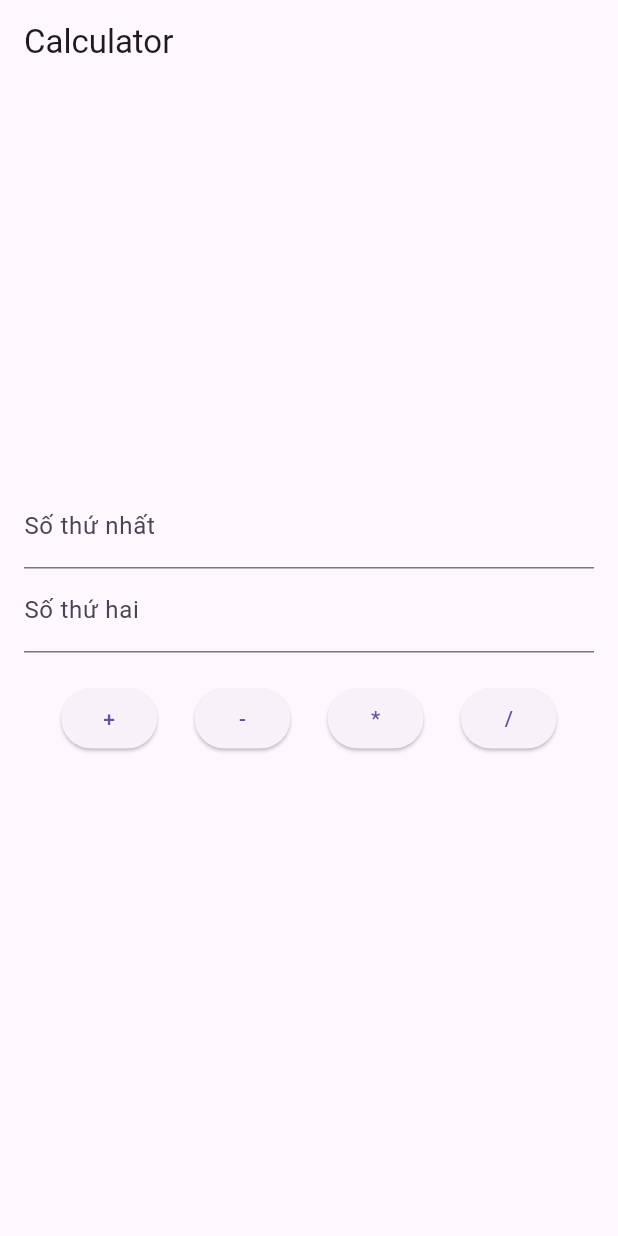
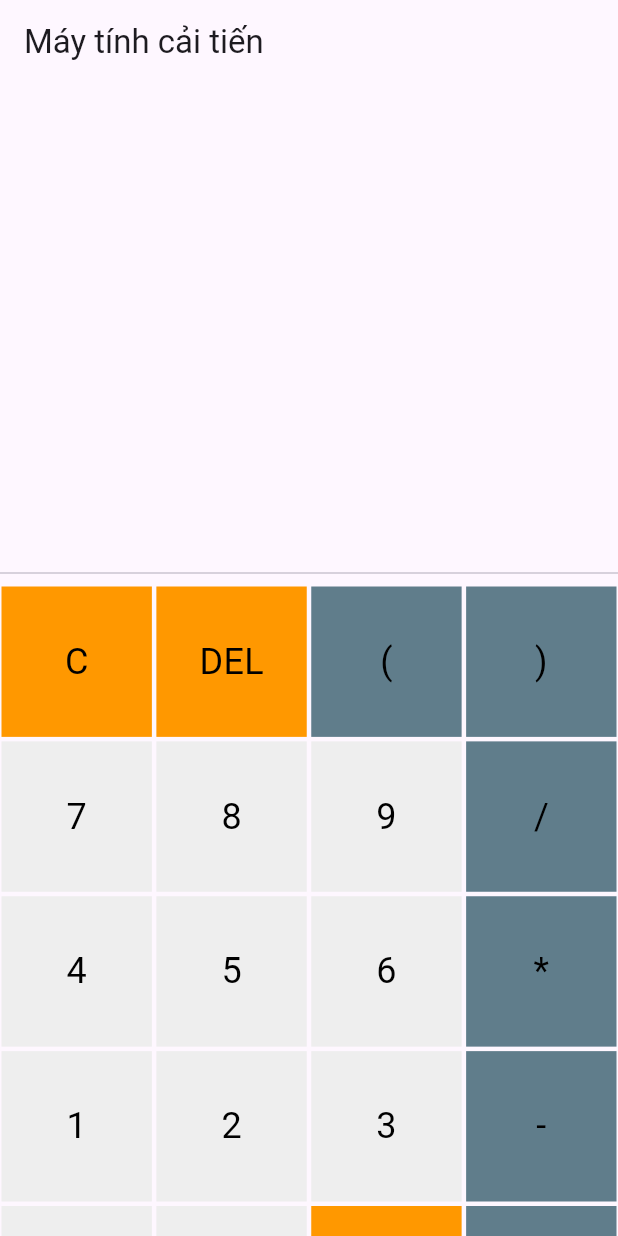
Before and after one commit to sang12022004/BaseCalcutorApp, a Flutter app: the screen it shows after launch, on a phone screen of 412 x 824 dp. Run offline on Flutter 3.47's test engine with Material 3 defaults, Android fonts, the phone set to English and light mode, and no system bars; our stand-ins replace math_expressions.

Commit message:
Cải tiến App

```diff
--- a/lib/main.dart
+++ b/lib/main.dart
@@ -1,64 +1,93 @@
 import 'package:flutter/material.dart';
+import 'package:math_expressions/math_expressions.dart';
 
 void main() {
-  runApp(const CalculatorApp());
+  runApp(MyCalculatorApp());
 }
 
-class CalculatorApp extends StatelessWidget {
-  const CalculatorApp({Key? key}) : super(key: key);
-
+class MyCalculatorApp extends StatelessWidget {
   @override
   Widget build(BuildContext context) {
     return MaterialApp(
-      home: Calculator(),
+      title: 'Máy tính cải tiến',
+      theme: ThemeData(
+        primarySwatch: Colors.blue,
+      ),
+      home: CalculatorPage(),
     );
   }
 }
 
-class Calculator extends StatefulWidget {
+class CalculatorPage extends StatefulWidget {
   @override
-  _CalculatorState createState() => _CalculatorState();
+  _CalculatorPageState createState() => _CalculatorPageState();
 }
 
-class _CalculatorState extends State<Calculator> {
-  final _formKey = GlobalKey<FormState>();
-
-  TextEditingController so1Controller = TextEditingController();
-  TextEditingController so2Controller = TextEditingController();
-
+class _CalculatorPageState extends State<CalculatorPage> {
+  String expression = '';
   String result = '';
 
-  void calculate(String operation) {
-    if (_formKey.currentState!.validate()) {
-      double num1 = double.tryParse(so1Controller.text) ?? 0;
-      double num2 = double.tryParse(so2Controller.text) ?? 0;
-      double? res;
+  final List<String> buttons = [
+    'C',
+    'DEL',
+    '(',
+    ')',
+    '7',
+    '8',
+    '9',
+    '/',
+    '4',
+    '5',
+    '6',
+    '*',
+    '1',
+    '2',
+    '3',
+    '-',
+    '0',
+    '.',
+    '=',
+    '+',
+  ];
 
-      switch (operation) {
-        case '+':
-          res = num1 + num2;
-          break;
-        case '-':
-          res = num1 - num2;
-          break;
-        case '*':
-          res = num1 * num2;
-          break;
-        case '/':
-          if (num2 != 0) {
-            res = num1 / num2;
+  void buttonPressed(String buttonText) {
+    setState(() {
+      if (buttonText == "C") {
+        expression = '';
+        result = '';
+      } else if (buttonText == "DEL") {
+        expression = expression.isNotEmpty
+            ? expression.substring(0, expression.length - 1)
+            : '';
+      } else if (buttonText == "=") {
+        try {
+          Parser p = Parser();
+          Expression exp = p.parse(expression);
+          ContextModel cm = ContextModel();
+          double eval = exp.evaluate(EvaluationType.REAL, cm);
+
+          result = eval.toString();
+        } catch (e) {
+          result = "Lỗi";
+        }
       } else {
-            result = 'Không thể chia cho 0';
-            res = null;
+        expression += buttonText;
       }
-          break;
+    });
   }
 
-      setState(() {
-        if (res != null) {
-          result = 'Kết quả: $res';
-        }
-      });
+  Color getColor(String text) {
+    if (text == '=' || text == 'C' || text == 'DEL') {
+      return Colors.orange;
+    } else if (text == '+' ||
+        text == '-' ||
+        text == '*' ||
+        text == '/' ||
+        text == '(' ||
+        text == ')') {
+      return Colors.blueGrey;
+    } else {
+      return Colors.grey[200]!;
     }
   }
 
@@ -66,57 +95,79 @@ class _CalculatorState extends State<Calculator> {
   Widget build(BuildContext context) {
     return Scaffold(
       appBar: AppBar(
-        title: Text('Calculator'),
+        title: Text('Máy tính cải tiến'),
       ),
-      body: Padding(
-        padding: const EdgeInsets.all(16.0),
-        child: Form(
-          key: _formKey,
-          child: Column(
-            mainAxisAlignment: MainAxisAlignment.center,
-            children: [
-              TextFormField(
-                controller: so1Controller,
-                keyboardType: TextInputType.number,
-                decoration: InputDecoration(
-                  labelText: 'Số thứ nhất',
+      body: Column(
+        children: <Widget>[
+          Expanded(
+            child: Container(
+              padding: EdgeInsets.all(16),
+              alignment: Alignment.bottomRight,
+              child: Text(
+                expression,
+                style: TextStyle(fontSize: 32),
               ),
-                validator: (value) {
-                  if (value == null || value.isEmpty) {
-                    return 'Vui lòng nhập số thứ nhất';
-                  }
-                  return null;
+            ),
+          ),
+          Container(
+            padding: EdgeInsets.all(16),
+            alignment: Alignment.bottomRight,
+            child: Text(
+              result,
+              style: TextStyle(fontSize: 48, fontWeight: FontWeight.bold),
+            ),
+          ),
+          Divider(),
+          Expanded(
+            flex: 2,
+            child: Container(
+              child: GridView.builder(
+                itemCount: buttons.length,
+                gridDelegate: SliverGridDelegateWithFixedCrossAxisCount(
+                  crossAxisCount: 4, // Số cột
+                  mainAxisSpacing: 1,
+                  crossAxisSpacing: 1,
+                ),
+                itemBuilder: (BuildContext context, int index) {
+                  return CalculatorButton(
+                    text: buttons[index],
+                    callback: buttonPressed,
+                    color: getColor(buttons[index]),
+                  );
                 },
               ),
-              TextFormField(
-                controller: so2Controller,
-                keyboardType: TextInputType.number,
-                decoration: InputDecoration(
-                  labelText: 'Số thứ hai',
             ),
-                validator: (value) {
-                  if (value == null || value.isEmpty) {
-                    return 'Vui lòng nhập số thứ hai';
-                  }
-                  return null;
-                },
           ),
-              SizedBox(height: 20),
-              Row(
-                mainAxisAlignment: MainAxisAlignment.spaceEvenly,
-                children: [
-                  ElevatedButton(onPressed: () => calculate("+"), child: Text("+")),
-                  ElevatedButton(onPressed: () => calculate("-"), child: Text("-")),
-                  ElevatedButton(onPressed: () => calculate("*"), child: Text("*")),
-                  ElevatedButton(onPressed: () => calculate("/"), child: Text("/")),
         ],
       ),
-              SizedBox(height: 20),
-              Text(
-                result,
-                style: TextStyle(fontSize: 24, fontWeight: FontWeight.bold),
+    );
+  }
+}
+
+class CalculatorButton extends StatelessWidget {
+  final String text;
+  final Function callback;
+  final Color color;
+
+  CalculatorButton(
+      {required this.text, required this.callback, required this.color});
+
+  @override
+  Widget build(BuildContext context) {
+    return GestureDetector(
+      onTap: () {
+        callback(text);
+      },
+      child: Container(
+        margin: EdgeInsets.all(1),
+        color: color,
+        child: Center(
+          child: Text(
+            text,
+            style: TextStyle(
+              fontSize: 24,
+              color: Colors.black,
             ),
-            ],
           ),
         ),
       ),
--- a/pubspec.yaml
+++ b/pubspec.yaml
@@ -30,7 +30,7 @@ environment:
 dependencies:
   flutter:
     sdk: flutter
-
+  math_expressions: ^2.2.0
 
   # The following adds the Cupertino Icons font to your application.
   # Use with the CupertinoIcons class for iOS style icons.
```
Also changed, not shown: pubspec.lock. Lines whose indentation alone changed are shown as unchanged.
